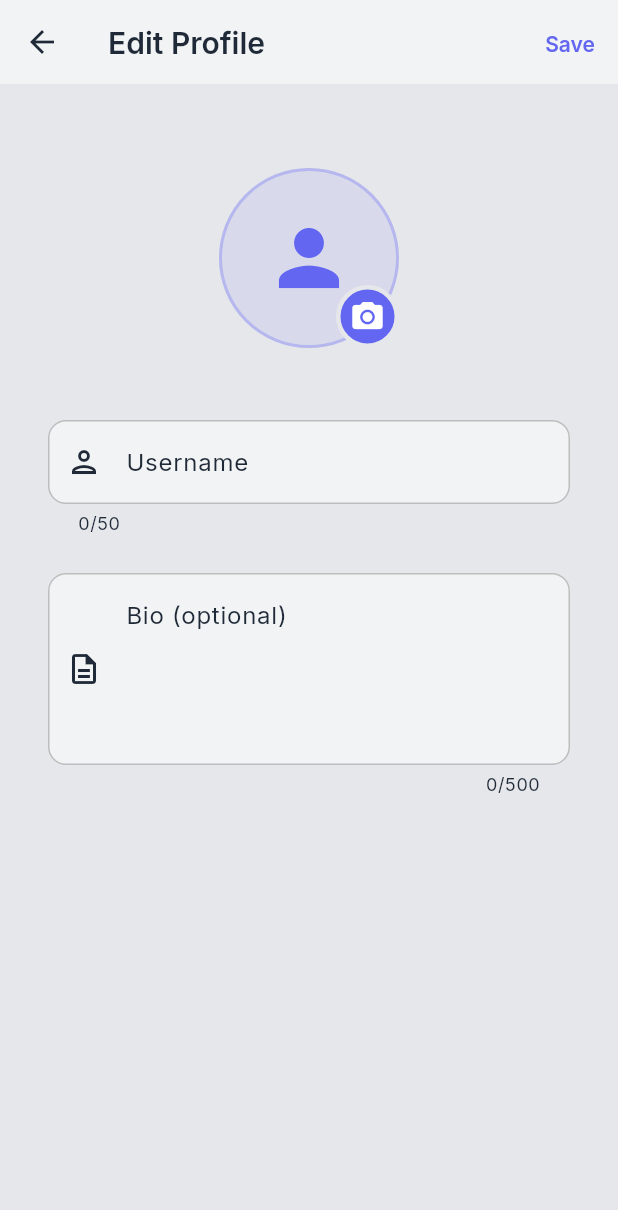
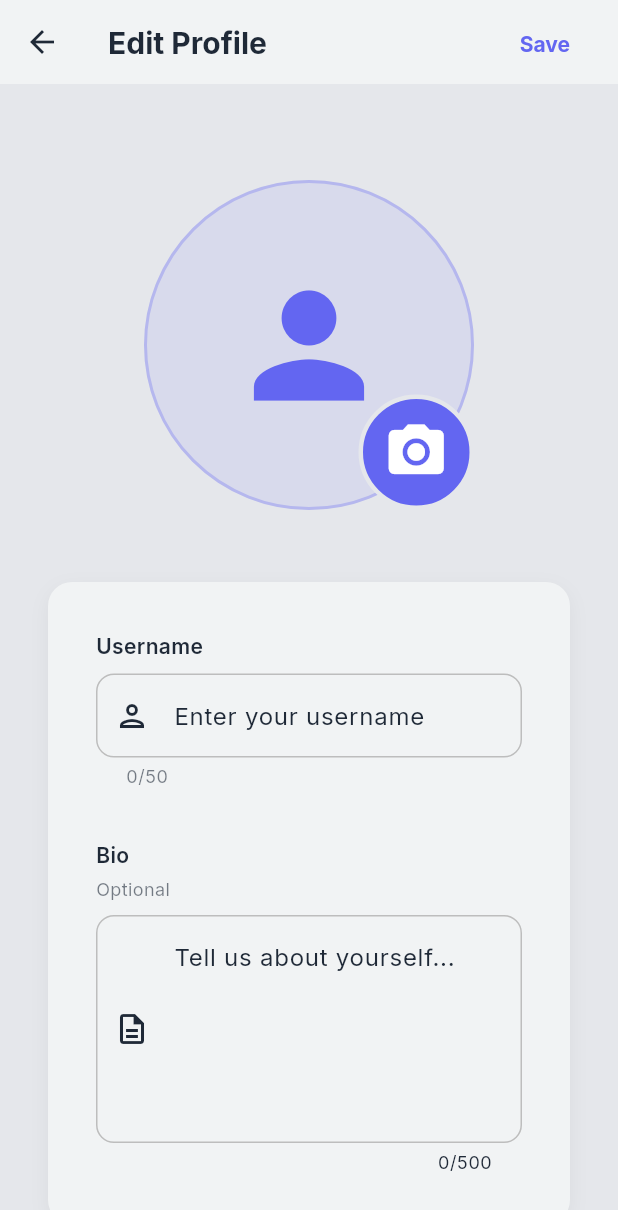
Before and after one commit to shoebsmk/Flutter-chat-claude, a Flutter app: the ProfileEditScreen screen opened directly, on a phone screen of 412 x 824 dp. Shown: the top 1210 px of the screen. Run offline on Flutter 3.47's test engine with Material 3 defaults, Android fonts, the light colour scheme and no system bars; our stand-ins replace flutter_animate, google_fonts, image_picker, permission_handler, shared_preferences, shimmer and 2 more; accounts and stored records are empty; network calls fail.

Commit message:
feat: Revamp profile edit screen with enhanced UI and functionality
- Updated AppBar to include bold title styling and elevation.
- Improved Save button with better padding, rounded corners, and updated text style.
- Replaced static SingleChildScrollView with LayoutBuilder for dynamic keyboard handling.
- Introduced a new _buildFormCard method for better organization of form fields.
- Enhanced username and bio fields with improved labels, hints, and styles.
- Increased image picker size for better visibility.
- Updated error message display with improved styling and shadow effects.

```diff
--- a/chat_app/lib/screens/profile_edit_screen.dart
+++ b/chat_app/lib/screens/profile_edit_screen.dart
@@ -260,7 +260,13 @@ class _ProfileEditScreenState extends State<ProfileEditScreen> {
 
     return Scaffold(
       appBar: AppBar(
-        title: const Text('Edit Profile'),
+        elevation: 0,
+        title: Text(
+          'Edit Profile',
+          style: AppTheme.headingSmall.copyWith(
+            fontWeight: FontWeight.bold,
+          ),
+        ),
         actions: [
           if (_isLoading)
             const Padding(
@@ -272,13 +278,25 @@ class _ProfileEditScreenState extends State<ProfileEditScreen> {
               ),
             )
           else
-            TextButton(
+            Padding(
+              padding: const EdgeInsets.only(right: AppTheme.spacingS),
+              child: TextButton(
                 onPressed: _saveProfile,
-              child: const Text(
+                style: TextButton.styleFrom(
+                  padding: const EdgeInsets.symmetric(
+                    horizontal: AppTheme.spacingL,
+                    vertical: AppTheme.spacingS,
+                  ),
+                  shape: RoundedRectangleBorder(
+                    borderRadius: BorderRadius.circular(AppTheme.radiusM),
+                  ),
+                ),
+                child: Text(
                   'Save',
-                style: TextStyle(
+                  style: AppTheme.bodyMedium.copyWith(
                     color: AppTheme.primaryLight,
-                  fontWeight: FontWeight.w600,
+                    fontWeight: FontWeight.w700,
+                  ),
                 ),
               ),
             ),
@@ -286,24 +304,42 @@ class _ProfileEditScreenState extends State<ProfileEditScreen> {
       ),
       body: _currentUser == null
           ? const Center(child: CircularProgressIndicator())
-          : SingleChildScrollView(
-              padding: const EdgeInsets.all(AppTheme.spacingXL),
+          : LayoutBuilder(
+              builder: (context, constraints) {
+                final keyboardPadding = MediaQuery.of(context).viewInsets.bottom;
+                return SingleChildScrollView(
+                  keyboardDismissBehavior: ScrollViewKeyboardDismissBehavior.onDrag,
+                  padding: EdgeInsets.only(
+                    left: AppTheme.spacingXL,
+                    right: AppTheme.spacingXL,
+                    top: AppTheme.spacingXL,
+                    bottom: AppTheme.spacingXL + keyboardPadding,
+                  ),
                   child: Form(
                     key: _formKey,
                     child: Column(
                       crossAxisAlignment: CrossAxisAlignment.stretch,
                       children: [
-                    const SizedBox(height: AppTheme.spacingL),
+                        const SizedBox(height: AppTheme.spacingXL),
                         _buildImagePicker(),
                         const SizedBox(height: AppTheme.spacingXXL),
-                    if (_errorMessage != null) _buildErrorMessage(),
+                        if (_errorMessage != null) ...[
+                          _buildErrorMessage(),
+                          const SizedBox(height: AppTheme.spacingL),
+                        ],
+                        _buildFormCard(
+                          children: [
                             _buildUsernameField(),
-                    const SizedBox(height: AppTheme.spacingL),
+                            const SizedBox(height: AppTheme.spacingXL),
                             _buildBioField(),
-                    const SizedBox(height: AppTheme.spacingXL),
+                          ],
+                        ),
+                        SizedBox(height: AppTheme.spacingXXL + keyboardPadding),
                       ],
                     ),
                   ),
+                );
+              },
             ),
     );
   }
@@ -311,7 +347,7 @@ class _ProfileEditScreenState extends State<ProfileEditScreen> {
   Widget _buildImagePicker() {
     return ImagePickerWidget(
       currentImageUrl: _originalAvatarUrl,
-      size: 120,
+      size: 220,
       onImageSelected: (image) {
         setState(() {
           _selectedImage = image;
@@ -327,20 +363,29 @@ class _ProfileEditScreenState extends State<ProfileEditScreen> {
   Widget _buildErrorMessage() {
     return Container(
       padding: const EdgeInsets.all(AppTheme.spacingM),
-      margin: const EdgeInsets.only(bottom: AppTheme.spacingM),
       decoration: BoxDecoration(
         color: AppTheme.errorLight.withOpacity(0.1),
-        borderRadius: BorderRadius.circular(AppTheme.radiusM),
+        borderRadius: BorderRadius.circular(AppTheme.radiusL),
         border: Border.all(color: AppTheme.errorLight.withOpacity(0.3)),
+        boxShadow: [
+          BoxShadow(
+            color: AppTheme.errorLight.withOpacity(0.1),
+            blurRadius: 8,
+            offset: const Offset(0, 2),
+          ),
+        ],
       ),
       child: Row(
         children: [
-          const Icon(Icons.error_outline, color: AppTheme.errorLight, size: 20),
+          const Icon(Icons.error_outline, color: AppTheme.errorLight, size: 22),
           const SizedBox(width: AppTheme.spacingS),
           Expanded(
             child: Text(
               _errorMessage!,
-              style: AppTheme.bodySmall.copyWith(color: AppTheme.errorLight),
+              style: AppTheme.bodyMedium.copyWith(
+                color: AppTheme.errorLight,
+                fontWeight: FontWeight.w500,
+              ),
             ),
           ),
         ],
@@ -348,13 +393,47 @@ class _ProfileEditScreenState extends State<ProfileEditScreen> {
     );
   }
 
+  Widget _buildFormCard({required List<Widget> children}) {
+    return Container(
+      padding: const EdgeInsets.all(AppTheme.spacingXL),
+      decoration: BoxDecoration(
+        color: Theme.of(context).colorScheme.surface,
+        borderRadius: BorderRadius.circular(AppTheme.radiusL),
+        boxShadow: [
+          BoxShadow(
+            color: Colors.black.withOpacity(0.05),
+            blurRadius: 10,
+            offset: const Offset(0, 4),
+            spreadRadius: 0,
+          ),
+        ],
+      ),
+      child: Column(
+        crossAxisAlignment: CrossAxisAlignment.stretch,
+        children: children,
+      ),
+    );
+  }
+
   Widget _buildUsernameField() {
-    return TextFormField(
+    return Column(
+      crossAxisAlignment: CrossAxisAlignment.start,
+      children: [
+        Text(
+          'Username',
+          style: AppTheme.bodyMedium.copyWith(
+            fontWeight: FontWeight.w600,
+            color: Theme.of(context).colorScheme.onSurface,
+          ),
+        ),
+        const SizedBox(height: AppTheme.spacingS),
+        TextFormField(
           controller: _usernameController,
           textInputAction: TextInputAction.next,
           enabled: !_isLoading,
+          style: AppTheme.bodyLarge,
           decoration: InputDecoration(
-        labelText: 'Username',
+            hintText: 'Enter your username',
             prefixIcon: const Icon(Icons.person_outlined),
             suffixIcon: _isCheckingUsername
                 ? const SizedBox(
@@ -369,6 +448,9 @@ class _ProfileEditScreenState extends State<ProfileEditScreen> {
                     ? const Icon(Icons.check_circle, color: AppTheme.successLight)
                     : null,
             helperText: '${_usernameController.text.length}/${AppConstants.maxUsernameLength}',
+            helperStyle: AppTheme.bodySmall.copyWith(
+              color: Theme.of(context).colorScheme.onSurface.withOpacity(0.6),
+            ),
           ),
           validator: _validateUsername,
           onChanged: (value) {
@@ -382,22 +464,44 @@ class _ProfileEditScreenState extends State<ProfileEditScreen> {
           inputFormatters: [
             LengthLimitingTextInputFormatter(AppConstants.maxUsernameLength),
           ],
+        ),
+      ],
     );
   }
 
   Widget _buildBioField() {
-    return TextFormField(
+    return Column(
+      crossAxisAlignment: CrossAxisAlignment.start,
+      children: [
+        Text(
+          'Bio',
+          style: AppTheme.bodyMedium.copyWith(
+            fontWeight: FontWeight.w600,
+            color: Theme.of(context).colorScheme.onSurface,
+          ),
+        ),
+        const SizedBox(height: AppTheme.spacingXS),
+        Text(
+          'Optional',
+          style: AppTheme.bodySmall.copyWith(
+            color: Theme.of(context).colorScheme.onSurface.withOpacity(0.6),
+          ),
+        ),
+        const SizedBox(height: AppTheme.spacingS),
+        TextFormField(
           controller: _bioController,
-      maxLines: 4,
+          maxLines: 5,
           maxLength: AppConstants.maxBioLength,
           enabled: !_isLoading,
           textInputAction: TextInputAction.done,
-      decoration: const InputDecoration(
-        labelText: 'Bio (optional)',
-        prefixIcon: Icon(Icons.description_outlined),
-        alignLabelWithHint: true,
+          style: AppTheme.bodyLarge,
+          decoration: InputDecoration(
+            hintText: 'Tell us about yourself...',
+            prefixIcon: const Icon(Icons.description_outlined),
           ),
           validator: _validateBio,
+        ),
+      ],
     );
   }
 }
```
Lines whose indentation alone changed are shown as unchanged.
